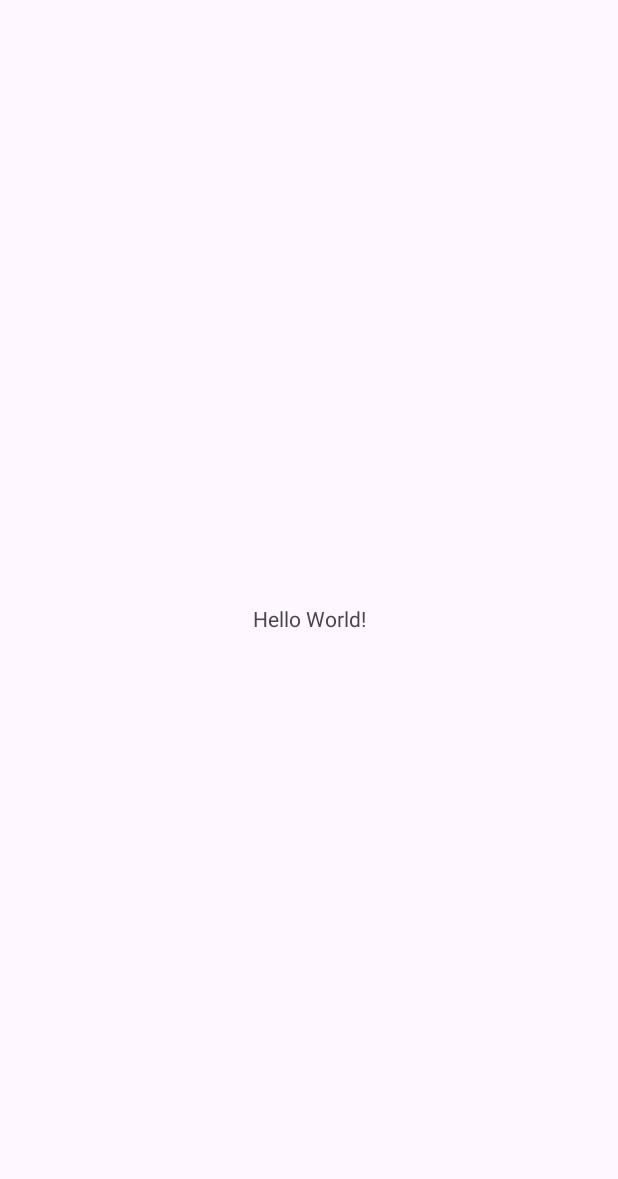
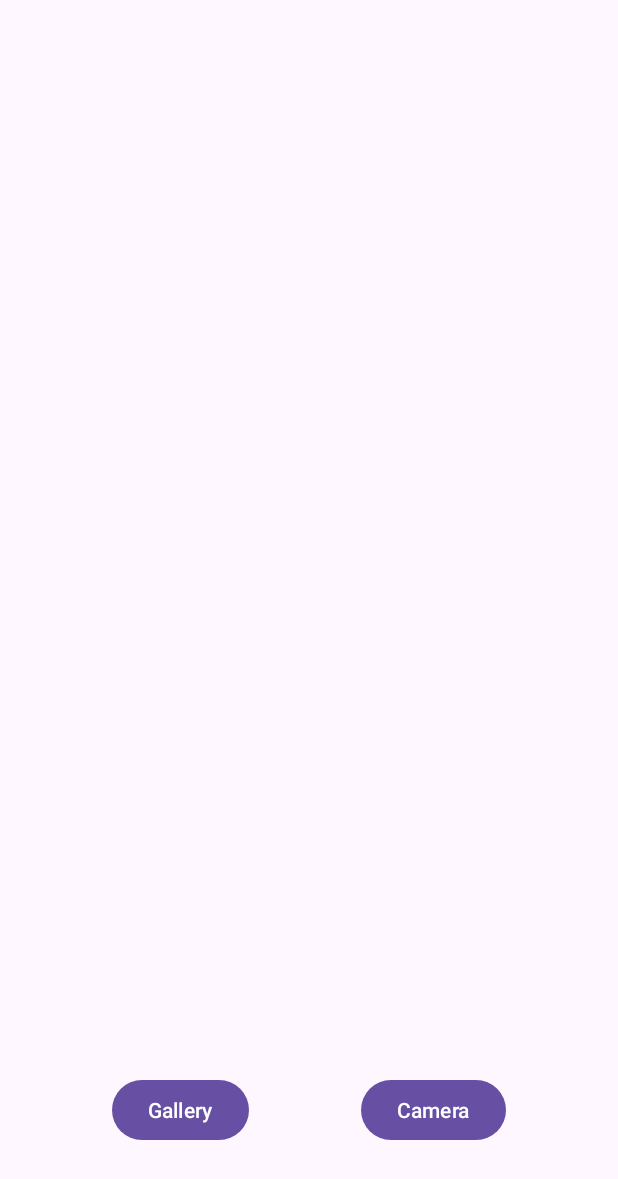
Before and after one commit to Jeetin9410/CameraAppPrototype, an Android app: the screen it shows after launch (MainActivity), on a phone screen of 412 x 824 dp. Before the commit the part shown is almost empty. Shown: the top 1179 px of the screen. Run offline under Robolectric (Android 15) with nearby library versions, the phone set to English and light mode, and no system bars.

Commit message:
Choosing Image From Gallery in Android

```diff
--- a/app/src/main/java/com/example/cameraappprototype/MainActivity.java
+++ b/app/src/main/java/com/example/cameraappprototype/MainActivity.java
@@ -1,15 +1,68 @@
 package com.example.cameraappprototype;
 
+import androidx.activity.result.ActivityResult;
+import androidx.activity.result.ActivityResultCallback;
+import androidx.activity.result.ActivityResultLauncher;
+import androidx.activity.result.contract.ActivityResultContracts;
 import androidx.appcompat.app.AppCompatActivity;
 
+import android.app.Activity;
+import android.app.Instrumentation;
+import android.content.Intent;
+import android.net.Uri;
 import android.os.Bundle;
+import android.provider.MediaStore;
+import android.view.View;
+import android.widget.Button;
+import android.widget.ImageView;
+
+import java.security.PrivateKey;
 
 public class MainActivity extends AppCompatActivity {
 
+    private ImageView imageView;
+    private Button galleryBtn, cameraBtn;
+
+
+    ActivityResultLauncher<Intent> galleryActivityResultLauncher = registerForActivityResult(
+            new ActivityResultContracts.StartActivityForResult(),
+            new ActivityResultCallback<ActivityResult>() {
+                @Override
+                public void onActivityResult(ActivityResult result) {
+
+                    if (result.getResultCode() == Activity.RESULT_OK) {
+                        Uri image_uri = result.getData().getData();
+                        imageView.setImageURI(image_uri);
+                    }
+
+                }
+            }
+    );
 
     @Override
     protected void onCreate(Bundle savedInstanceState) {
         super.onCreate(savedInstanceState);
         setContentView(R.layout.activity_main);
+        imageView = findViewById(R.id.imageView);
+        galleryBtn = findViewById(R.id.button);
+        cameraBtn = findViewById(R.id.button2);
+
+        galleryBtn.setOnClickListener(new View.OnClickListener() {
+            @Override
+            public void onClick(View view) {
+                Intent galleryIntent = new Intent(Intent.ACTION_PICK, MediaStore.Images.Media.EXTERNAL_CONTENT_URI);
+                galleryActivityResultLauncher.launch(galleryIntent);
+            }
+        });
+
+
+
+        cameraBtn.setOnClickListener(new View.OnClickListener() {
+            @Override
+            public void onClick(View view) {
+
+            }
+        });
+
     }
 }
--- a/app/src/main/res/layout/activity_main.xml
+++ b/app/src/main/res/layout/activity_main.xml
@@ -6,13 +6,36 @@
     android:layout_height="match_parent"
     tools:context=".MainActivity">
 
-    <TextView
+    <ImageView
+        android:id="@+id/imageView"
+        android:layout_width="0dp"
+        android:layout_height="0dp"
+        app:layout_constraintEnd_toEndOf="parent"
+        app:layout_constraintStart_toStartOf="parent"
+        app:layout_constraintTop_toTopOf="parent"
+        app:layout_constraintBottom_toBottomOf="parent"
+        android:layout_marginBottom="60dp"
+        tools:srcCompat="@tools:sample/backgrounds/scenic" />
+
+    <Button
+        android:id="@+id/button"
         android:layout_width="wrap_content"
         android:layout_height="wrap_content"
-        android:text="Hello World!"
+        android:text="Gallery"
+        android:layout_marginBottom="60dp"
+        app:layout_constraintBottom_toBottomOf="parent"
+        app:layout_constraintEnd_toStartOf="@+id/button2"
+        app:layout_constraintHorizontal_bias="0.5"
+        app:layout_constraintStart_toStartOf="parent" />
+
+    <Button
+        android:id="@+id/button2"
+        android:layout_width="wrap_content"
+        android:layout_height="wrap_content"
+        android:text="Camera"
+        android:layout_marginBottom="60dp"
         app:layout_constraintBottom_toBottomOf="parent"
         app:layout_constraintEnd_toEndOf="parent"
-        app:layout_constraintStart_toStartOf="parent"
-        app:layout_constraintTop_toTopOf="parent" />
-
+        app:layout_constraintHorizontal_bias="0.5"
+        app:layout_constraintStart_toEndOf="@+id/button" />
 </androidx.constraintlayout.widget.ConstraintLayout>
```
